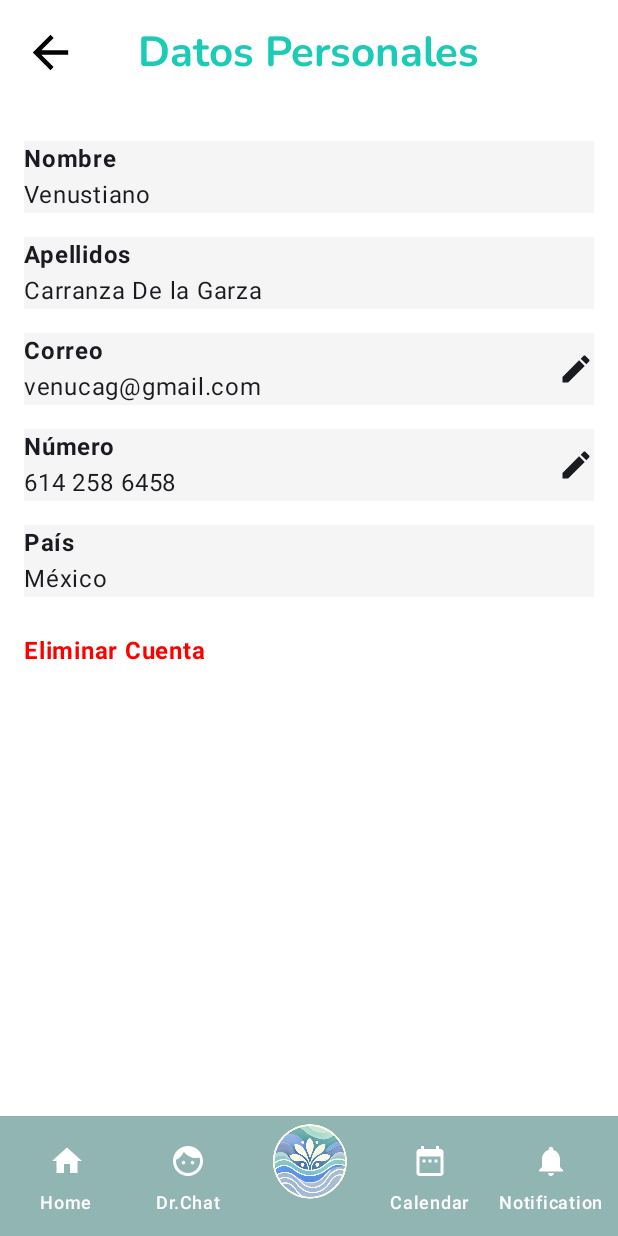
After one commit to DarielMorua/RelaxApp, an Android app built with Jetpack Compose: the PersonalDataView screen opened through its navigation route, on a phone screen of 412 x 824 dp. The commit adds this screen. Run offline under Robolectric (Android 15) with nearby library versions, the phone set to English and light mode, and no system bars; our stand-ins replace livedata-compose.

Commit message:
Se crea la pantalla de datos personales que esta en profielview

```diff
--- a/app/src/main/java/com/example/relaxapp/MainActivity.kt
+++ b/app/src/main/java/com/example/relaxapp/MainActivity.kt
@@ -16,6 +16,7 @@ import androidx.navigation.compose.rememberNavController
 import com.example.relaxapp.ui.theme.RelaxAppTheme
 import com.example.relaxapp.views.MyAppNavigationView
 import com.example.relaxapp.views.profile.ProfileView
+import com.example.relaxapp.views.profile.personaldata.PersonalDataView
 
 
 //Prueba dev commit
@@ -32,7 +33,7 @@ class MainActivity : ComponentActivity() {
                 val navContoller = rememberNavController()
                 MyAppNavigationView()
                     //ProfileView(NavController(context = this))
-
+                    //PersonalDataView(navContoller)
                 }
             }
         }
--- a/app/src/main/java/com/example/relaxapp/bottomnavigationbar/Routes.kt
+++ b/app/src/main/java/com/example/relaxapp/bottomnavigationbar/Routes.kt
@@ -11,4 +11,5 @@ object Routes {
     const val SignUpView = "SignUpView"
     const val LoginView = "LoginView"
     const val ProfileView = "ProfileView"
+    const val PersonalDataView = "PersonalDataView"
 }
--- a/app/src/main/java/com/example/relaxapp/views/MyAppNavitagionView.kt
+++ b/app/src/main/java/com/example/relaxapp/views/MyAppNavitagionView.kt
@@ -26,6 +26,7 @@ import com.example.relaxapp.views.mainmenu.MainMenu
 import com.example.relaxapp.views.mainmenu.MainMenuViewModel
 import com.example.relaxapp.views.onboarding.OnboardingView
 import com.example.relaxapp.views.profile.ProfileView
+import com.example.relaxapp.views.profile.personaldata.PersonalDataView
 import com.example.relaxapp.views.signup.SignUpView
 import com.example.relaxapp.views.signup.SignUpViewModel
 
@@ -49,7 +50,9 @@ fun MyAppNavigationView() {
         composable(Routes.ProfileView) {
             ProfileView(navContoller)
         }
-
+        composable(Routes.PersonalDataView){
+            PersonalDataView(navContoller)
+        }
 
     })
 }
--- a/app/src/main/java/com/example/relaxapp/views/profile/ProfileView.kt
+++ b/app/src/main/java/com/example/relaxapp/views/profile/ProfileView.kt
@@ -180,7 +180,7 @@ fun ProfileView(navController: NavController) {
             // Buttons section
             Column {
                 Button(
-                    onClick = { /* Acción */ },
+                    onClick = { navController.navigate(Routes.PersonalDataView) },
                     modifier = Modifier
                         .fillMaxWidth()
                         .padding(horizontal = 16.dp)
--- /dev/null
+++ b/app/src/main/java/com/example/relaxapp/views/profile/personaldata/PersonalDataView.kt
@@ -0,0 +1,175 @@
+package com.example.relaxapp.views.profile.personaldata
+
+import androidx.compose.foundation.background
+import androidx.compose.foundation.clickable
+import androidx.compose.foundation.layout.Arrangement
+import androidx.compose.foundation.layout.Box
+import androidx.compose.foundation.layout.Column
+import androidx.compose.foundation.layout.Row
+import androidx.compose.foundation.layout.Spacer
+import androidx.compose.foundation.layout.fillMaxSize
+import androidx.compose.foundation.layout.fillMaxWidth
+import androidx.compose.foundation.layout.height
+import androidx.compose.foundation.layout.padding
+import androidx.compose.foundation.layout.size
+import androidx.compose.foundation.layout.width
+import androidx.compose.material.icons.Icons
+import androidx.compose.material.icons.filled.ArrowBack
+import androidx.compose.material.icons.filled.Edit
+import androidx.compose.material3.Icon
+import androidx.compose.material3.MaterialTheme
+import androidx.compose.material3.Scaffold
+import androidx.compose.material3.Text
+import androidx.compose.runtime.Composable
+import androidx.compose.ui.Alignment
+import androidx.compose.ui.Modifier
+import androidx.compose.ui.graphics.Color
+import androidx.compose.ui.text.font.FontWeight
+import androidx.compose.ui.text.style.TextAlign
+import androidx.compose.ui.unit.dp
+import androidx.compose.ui.unit.sp
+import androidx.navigation.NavController
+import com.example.relaxapp.bottomnavigationbar.BottomNavigationBar
+import com.example.relaxapp.bottomnavigationbar.Routes
+
+@Composable
+fun PersonalDataView(navController: NavController) {
+    Scaffold(
+        bottomBar = { BottomNavigationBar(navController = navController) }
+    ) { innerPadding ->
+
+        Column(
+            modifier = Modifier
+                .fillMaxSize()
+                .padding(innerPadding)
+                .background(Color.White)
+        ) {
+            Spacer(modifier = Modifier.height(16.dp))
+
+            Box(
+                modifier = Modifier
+                    .fillMaxWidth()
+                    .padding(horizontal = 16.dp)
+            ) {
+                Icon(
+                    imageVector = Icons.Filled.ArrowBack,
+                    contentDescription = "Back",
+                    tint = Color.Black,
+                    modifier = Modifier
+                        .align(Alignment.CenterStart)
+                        .clickable {
+                            navController.navigate(Routes.ProfileView)
+                        }
+                        .size(35.dp)
+                )
+
+                Text(
+                    text = "Datos Personales",
+                    style = MaterialTheme.typography.headlineLarge,
+                    color = Color(26, 204, 181, 255),
+                    fontSize = 28.sp,
+                    modifier = Modifier.align(Alignment.Center)
+                )
+            }
+
+            Spacer(modifier = Modifier.height(32.dp))
+
+            Row(
+                modifier = Modifier
+                    .fillMaxWidth()
+                    .padding(horizontal = 16.dp, vertical = 8.dp)
+                    .background(Color(0xFFF5F5F5)),
+                verticalAlignment = Alignment.CenterVertically,
+                horizontalArrangement = Arrangement.SpaceBetween
+            ) {
+                Column {
+                    Text(text = "Nombre", fontWeight = FontWeight.Bold)
+                    Text(text = "Venustiano")
+                }
+            }
+
+            Row(
+                modifier = Modifier
+                    .fillMaxWidth()
+                    .padding(horizontal = 16.dp, vertical = 8.dp)
+                    .background(Color(0xFFF5F5F5)),
+                verticalAlignment = Alignment.CenterVertically,
+                horizontalArrangement = Arrangement.SpaceBetween
+            ) {
+                Column {
+                    Text(text = "Apellidos", fontWeight = FontWeight.Bold)
+                    Text(text = "Carranza De la Garza")
+                }
+            }
+
+            Row(
+                modifier = Modifier
+                    .fillMaxWidth()
+                    .padding(horizontal = 16.dp, vertical = 8.dp)
+                    .background(Color(0xFFF5F5F5)),
+                verticalAlignment = Alignment.CenterVertically,
+                horizontalArrangement = Arrangement.SpaceBetween
+            ) {
+                Column {
+                    Text(text = "Correo", fontWeight = FontWeight.Bold)
+                    Text(text = "venucag@gmail.com")
+                }
+                Icon(
+                    imageVector = Icons.Default.Edit,
+                    contentDescription = "Edit Icon",
+                    modifier = Modifier
+                        .size(24.dp)
+                        .clickable {  }
+                )
+            }
+
+            Row(
+                modifier = Modifier
+                    .fillMaxWidth()
+                    .padding(horizontal = 16.dp, vertical = 8.dp)
+                    .background(Color(0xFFF5F5F5)),
+                verticalAlignment = Alignment.CenterVertically,
+                horizontalArrangement = Arrangement.SpaceBetween
+            ) {
+                Column {
+                    Text(text = "Número", fontWeight = FontWeight.Bold)
+                    Text(text = "614 258 6458")
+                }
+                Icon(
+                    imageVector = Icons.Default.Edit,
+                    contentDescription = "Edit Icon",
+                    modifier = Modifier
+                        .size(24.dp)
+                        .clickable {  }
+                )
+            }
+
+            Row(
+                modifier = Modifier
+                    .fillMaxWidth()
+                    .padding(horizontal = 16.dp, vertical = 8.dp)
+                    .background(Color(0xFFF5F5F5)),
+                verticalAlignment = Alignment.CenterVertically,
+                horizontalArrangement = Arrangement.SpaceBetween
+            ) {
+                Column {
+                    Text(text = "País", fontWeight = FontWeight.Bold)
+                    Text(text = "México")
+                }
+            }
+
+            Spacer(modifier = Modifier.height(16.dp))
+
+            Text(
+                text = "Eliminar Cuenta",
+                color = Color.Red,
+                fontWeight = FontWeight.Bold,
+                modifier = Modifier
+                    .padding(horizontal = 16.dp)
+                    .clickable {
+
+                    }
+            )
+        }
+    }
+}
```
